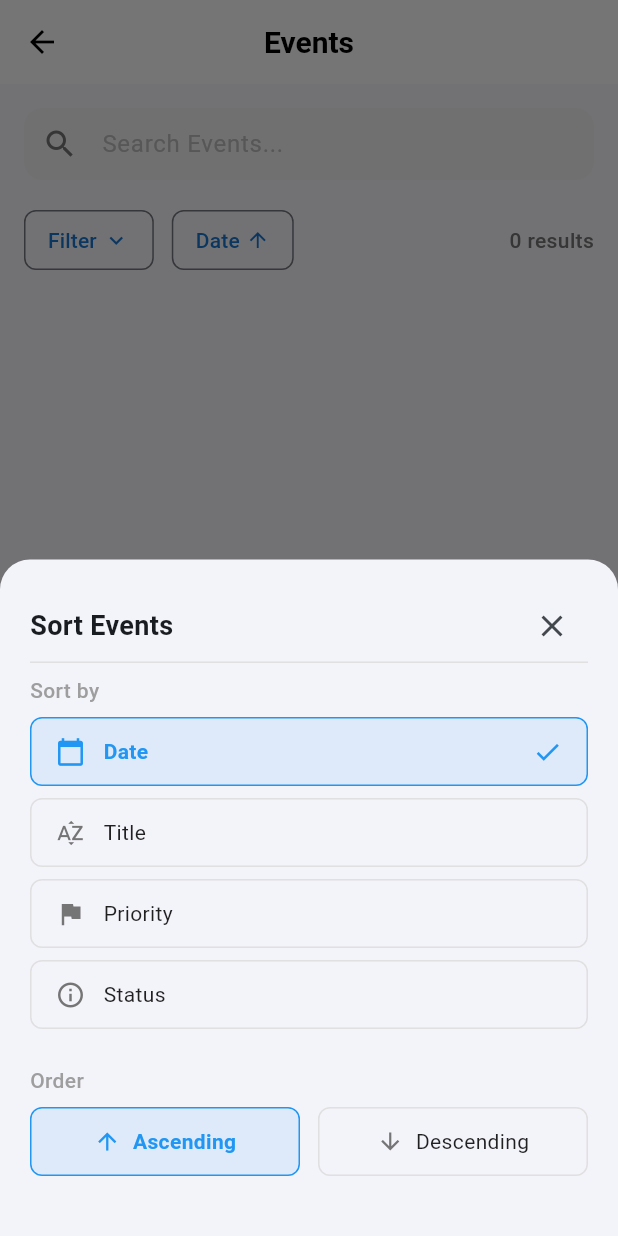
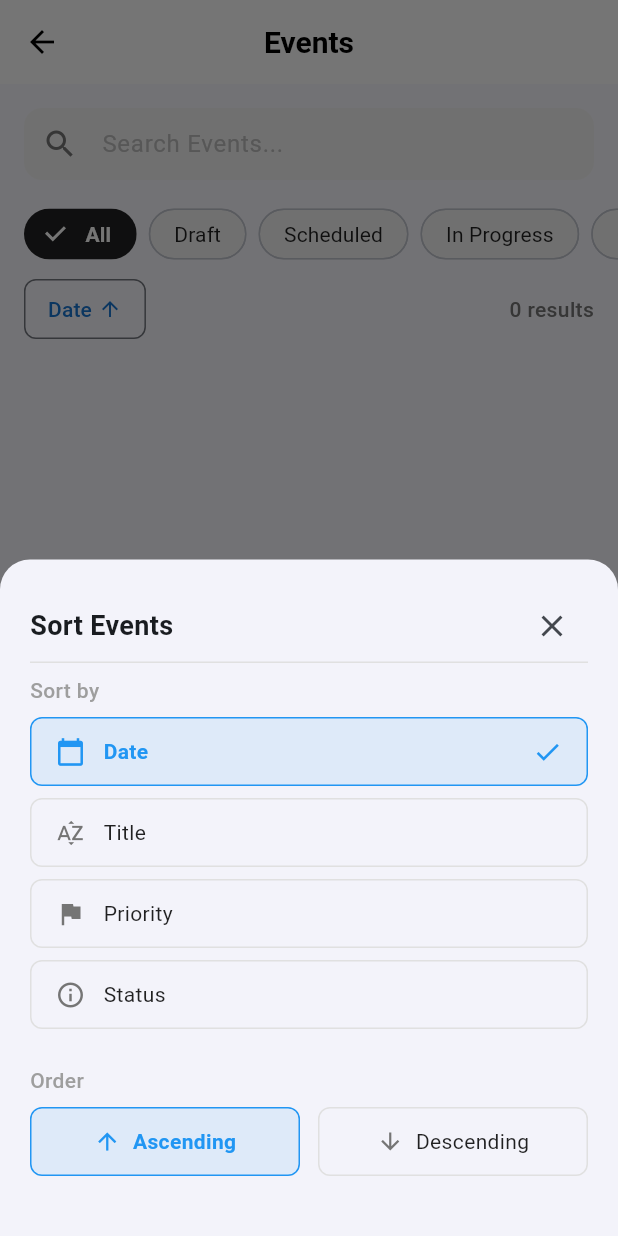
Before and after one commit to BryantBeltran/Scheduling-and-Stakeholder-Management-System, a Flutter app: the EventListScreen screen opened directly, after a tap on "Date", on a phone screen of 412 x 824 dp. Run offline on Flutter 3.47's test engine with Material 3 defaults, Android fonts, the phone set to English and light mode, and no system bars; our stand-ins replace app_links, cloud_firestore, cloud_functions, firebase_auth, firebase_core, firebase_messaging and 6 more; missing offline and left inert: firebase_app_check; accounts and stored records are empty; network calls fail.

Commit message:
Enhance permission management: add user permission checks for event and stakeholder operations, and implement real-time stakeholder updates in the StakeholderService.

```diff
--- a/lib/screens/events/event_details_screen.dart
+++ b/lib/screens/events/event_details_screen.dart
@@ -23,6 +23,7 @@ class EventDetailsScreen extends StatefulWidget {
 class _EventDetailsScreenState extends State<EventDetailsScreen> {
   final _eventService = EventService();
   final _stakeholderService = StakeholderService();
+  final _permissionService = PermissionService();
   EventModel? _event;
   Map<String, StakeholderModel> _stakeholderCache = {};
   bool _isLoading = true;
@@ -197,12 +198,13 @@ class _EventDetailsScreenState extends State<EventDetailsScreen> {
         backgroundColor: Colors.white,
         foregroundColor: Colors.black,
         actions: [
-          if (_event != null) ...[
+          if (_event != null && _permissionService.canEditEvent)
             IconButton(
               icon: const Icon(Icons.edit),
               onPressed: _navigateToEdit,
               tooltip: 'Edit Event',
             ),
+          if (_event != null && _permissionService.canDeleteEvent)
             PopupMenuButton<String>(
               icon: const Icon(Icons.more_vert),
               onSelected: (value) {
@@ -223,7 +225,6 @@ class _EventDetailsScreenState extends State<EventDetailsScreen> {
                 ),
               ],
             ),
-          ],
         ],
       ),
       body: _buildBody(),
--- a/lib/screens/events/event_list_screen.dart
+++ b/lib/screens/events/event_list_screen.dart
@@ -14,6 +14,7 @@ class EventListScreen extends StatefulWidget {
 
 class _EventListScreenState extends State<EventListScreen> {
   final _eventService = EventService();
+  final _permissionService = PermissionService();
   final _searchController = TextEditingController();
   EventStatus? _filterStatus;
   List<EventModel> _filteredEvents = [];
@@ -207,29 +208,24 @@ class _EventListScreenState extends State<EventListScreen> {
             ),
           ),
 
-          // Filter and Sort buttons with results count
-          Padding(
+          // Inline status filter chips
+          SizedBox(
+            height: 40,
+            child: ListView(
+              scrollDirection: Axis.horizontal,
               padding: const EdgeInsets.symmetric(horizontal: 16),
-            child: Row(
               children: [
-                OutlinedButton(
-                  onPressed: _showFilterDialog,
-                  style: OutlinedButton.styleFrom(
-                    padding: const EdgeInsets.symmetric(horizontal: 16, vertical: 8),
-                    shape: RoundedRectangleBorder(
-                      borderRadius: BorderRadius.circular(8),
-                    ),
-                  ),
-                  child: Row(
-                    mainAxisSize: MainAxisSize.min,
-                    children: const [
-                      Text('Filter'),
-                      SizedBox(width: 4),
-                      Icon(Icons.keyboard_arrow_down, size: 18),
+                _buildFilterChip(null, 'All'),
+                ...EventStatus.values.map((s) => _buildFilterChip(s, _statusLabel(s))),
               ],
             ),
           ),
-                const SizedBox(width: 12),
+
+          // Sort button + results count
+          Padding(
+            padding: const EdgeInsets.symmetric(horizontal: 16, vertical: 6),
+            child: Row(
+              children: [
                 OutlinedButton(
                   onPressed: _showSortDialog,
                   style: OutlinedButton.styleFrom(
@@ -261,8 +257,6 @@ class _EventListScreenState extends State<EventListScreen> {
               ],
             ),
           ),
-
-          const SizedBox(height: 8),
 
           // Events list
           Expanded(
@@ -312,7 +306,8 @@ class _EventListScreenState extends State<EventListScreen> {
                     final event = _filteredEvents[index];
                     return Padding(
                       padding: const EdgeInsets.only(bottom: 12),
-                      child: Dismissible(
+                      child: _permissionService.canDeleteEvent
+                          ? Dismissible(
                               key: Key(event.id),
                               direction: DismissDirection.endToStart,
                               background: Container(
@@ -326,13 +321,14 @@ class _EventListScreenState extends State<EventListScreen> {
                               ),
                               confirmDismiss: (direction) async {
                                 _deleteEvent(event.id);
-                          return false; // Don't auto-dismiss; dialog handles it
+                                return false;
                               },
                               child: _EventListItem(
                                 event: event,
                                 onDelete: () => _deleteEvent(event.id),
                               ),
-                      ),
+                            )
+                          : _EventListItem(event: event, onDelete: null),
                     );
                   },
                 );
@@ -341,7 +337,8 @@ class _EventListScreenState extends State<EventListScreen> {
           ),
         ],
       ),
-      floatingActionButton: Container(
+      floatingActionButton: _permissionService.canCreateEvent
+          ? Container(
               margin: const EdgeInsets.only(bottom: 16, right: 16),
               child: FloatingActionButton.extended(
                 onPressed: () {
@@ -354,44 +351,50 @@ class _EventListScreenState extends State<EventListScreen> {
                   style: TextStyle(color: Colors.white),
                 ),
               ),
+            )
+          : null,
+    );
+  }
+
+  Widget _buildFilterChip(EventStatus? status, String label) {
+    final isSelected = _filterStatus == status;
+    return Padding(
+      padding: const EdgeInsets.only(right: 8),
+      child: FilterChip(
+        label: Text(label),
+        selected: isSelected,
+        onSelected: (_) => setState(() => _filterStatus = status),
+        selectedColor: _filterChipColor(status),
+        checkmarkColor: Colors.white,
+        labelStyle: TextStyle(
+          color: isSelected ? Colors.white : Colors.black87,
+          fontWeight: isSelected ? FontWeight.w600 : FontWeight.normal,
+        ),
+        backgroundColor: Colors.grey[100],
+        shape: RoundedRectangleBorder(borderRadius: BorderRadius.circular(20)),
       ),
     );
   }
 
-  void _showFilterDialog() {
-    showDialog(
-      context: context,
-      builder: (context) {
-        return AlertDialog(
-          title: const Text('Filter Events'),
-          content: Column(
-            mainAxisSize: MainAxisSize.min,
-            children: [
-              RadioListTile<EventStatus?>(
-                title: const Text('All Events'),
-                value: null,
-                groupValue: _filterStatus,
-                onChanged: (value) {
-                  setState(() => _filterStatus = value);
-                  Navigator.pop(context);
-                },
-              ),
-              ...EventStatus.values.map((status) {
-                return RadioListTile<EventStatus?>(
-                  title: Text(status.name),
-                  value: status,
-                  groupValue: _filterStatus,
-                  onChanged: (value) {
-                    setState(() => _filterStatus = value);
-                    Navigator.pop(context);
-                  },
-                );
-              }),
-            ],
-          ),
-        );
-      },
-    );
+  Color _filterChipColor(EventStatus? status) {
+    switch (status) {
+      case EventStatus.draft: return Colors.grey;
+      case EventStatus.scheduled: return Colors.blue;
+      case EventStatus.inProgress: return Colors.orange;
+      case EventStatus.completed: return Colors.green;
+      case EventStatus.cancelled: return Colors.red;
+      default: return Colors.black87;
+    }
+  }
+
+  String _statusLabel(EventStatus status) {
+    switch (status) {
+      case EventStatus.draft: return 'Draft';
+      case EventStatus.scheduled: return 'Scheduled';
+      case EventStatus.inProgress: return 'In Progress';
+      case EventStatus.completed: return 'Completed';
+      case EventStatus.cancelled: return 'Cancelled';
+    }
   }
 
   void _showSortDialog() {
```
Also changed, not shown: lib/screens/home/home_screen.dart (+7 -11 lines), lib/services/stakeholder_service.dart (+36 -0 lines), 2 other files. Lines whose indentation alone changed are shown as unchanged.
